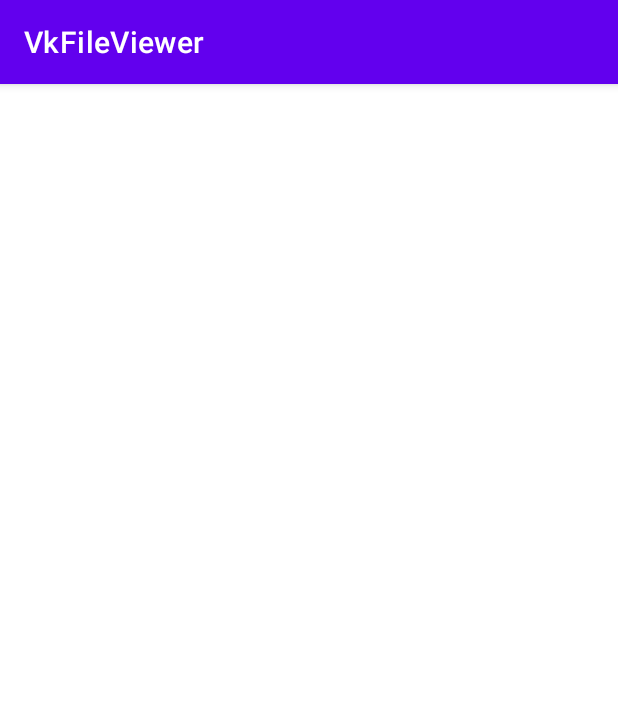
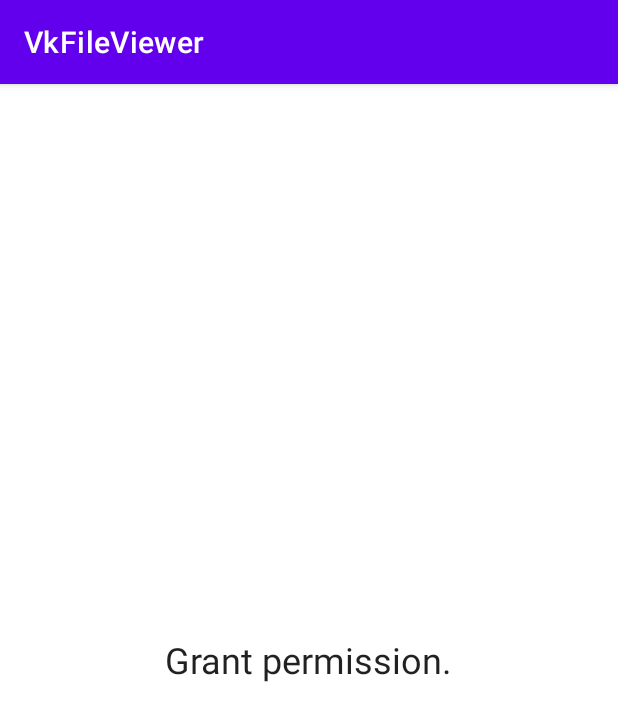
Before and after one commit to o97b/VkFileViewer, an Android app: the screen it shows after launch (MainActivity), on a phone screen of 412 x 824 dp. Shown: the top 721 px of the screen. Run offline under Robolectric (Android 15) with nearby library versions, the phone set to English and light mode, and no system bars; 1 statement that could not run was skipped.

Commit message:
Update start navigation logic in :app
Add start fragment that is showed when permissions not granted

```diff
--- a/app/src/main/java/com/example/vkfileviewer/MainActivity.kt
+++ b/app/src/main/java/com/example/vkfileviewer/MainActivity.kt
@@ -12,30 +12,46 @@ import androidx.appcompat.app.AppCompatActivity
 import androidx.core.content.ContextCompat
 import android.Manifest
 import androidx.core.app.ActivityCompat
-
-const val REQUEST_CODE_READ_EXTERNAL_STORAGE = 1
+import androidx.navigation.fragment.NavHostFragment
 
 class MainActivity : AppCompatActivity() {
 
     override fun onCreate(savedInstanceState: Bundle?) {
         super.onCreate(savedInstanceState)
         setContentView(R.layout.activity_main)
-
-        requestStoragePermissions()
     }
 
-    private fun requestStoragePermissions() {
+    override fun onResume() {
+        super.onResume()
+        checkPermissions()
+    }
+
+    private fun checkPermissions() {
         if (Build.VERSION.SDK_INT >= Build.VERSION_CODES.R) {
-            if (!Environment.isExternalStorageManager()) {
+            if (Environment.isExternalStorageManager()) {
+                navigateToFileList()
+            } else {
                 requestManageExternalStoragePermission()
             }
         } else {
-            if (ContextCompat.checkSelfPermission(this, Manifest.permission.READ_EXTERNAL_STORAGE)
-                != PackageManager.PERMISSION_GRANTED) {
+            if (ContextCompat.checkSelfPermission(
+                    this,
+                    Manifest.permission.READ_EXTERNAL_STORAGE
+                ) == PackageManager.PERMISSION_GRANTED) {
+                navigateToFileList()
+            } else {
                 requestReadExternalStoragePermission()
             }
         }
     }
+
+    private fun navigateToFileList() {
+        val navHostFragment = supportFragmentManager
+            .findFragmentById(R.id.fragment_container_view_tag) as NavHostFragment
+        val navController = navHostFragment.navController
+        navController.navigate(R.id.fileListFragment)
+    }
+
 
     @RequiresApi(Build.VERSION_CODES.R)
     private fun requestManageExternalStoragePermission() {
@@ -55,4 +71,8 @@ class MainActivity : AppCompatActivity() {
             REQUEST_CODE_READ_EXTERNAL_STORAGE
         )
     }
+
+    companion object {
+        const val REQUEST_CODE_READ_EXTERNAL_STORAGE = 1
+    }
 }
--- /dev/null
+++ b/app/src/main/java/com/example/vkfileviewer/ui/StartFragment.kt
@@ -0,0 +1,7 @@
+package com.example.vkfileviewer.ui
+
+import androidx.fragment.app.Fragment
+import com.example.vkfileviewer.R
+
+class StartFragment: Fragment(R.layout.start_fragment) {
+}
--- /dev/null
+++ b/app/src/main/res/layout/start_fragment.xml
@@ -0,0 +1,15 @@
+<?xml version="1.0" encoding="utf-8"?>
+<LinearLayout xmlns:android="http://schemas.android.com/apk/res/android"
+    android:layout_width="match_parent"
+    android:layout_height="match_parent"
+    android:gravity="center"
+    android:orientation="vertical"
+    android:padding="24dp">
+
+    <com.google.android.material.textview.MaterialTextView
+        android:layout_width="wrap_content"
+        android:layout_height="wrap_content"
+        android:text="@string/grant_permission"
+        android:textAppearance="@style/TextAppearance.MaterialComponents.Headline5" />
+
+</LinearLayout>
--- a/app/src/main/res/navigation/navigation_graph.xml
+++ b/app/src/main/res/navigation/navigation_graph.xml
@@ -3,11 +3,17 @@
     xmlns:app="http://schemas.android.com/apk/res-auto"
     xmlns:tools="http://schemas.android.com/tools"
     android:id="@+id/navigation_graph"
-    app:startDestination="@id/fileListFragment">
+    app:startDestination="@id/startFragment">
 
+    <fragment
+        android:id="@+id/startFragment"
+        android:name="com.example.vkfileviewer.ui.StartFragment"
+        android:label="StartFragment"
+        tools:layout="@layout/start_fragment"/>
     <fragment
         android:id="@+id/fileListFragment"
         android:name="com.example.filelist.ui.FileListFragment"
         android:label="FileListFragment"
         tools:layout="@layout/file_list_fragment"/>
+
 </navigation>
--- /dev/null
+++ b/app/src/main/res/values/strings.xml
@@ -0,0 +1,4 @@
+<?xml version="1.0" encoding="utf-8"?>
+<resources>
+    <string name="grant_permission">Grant permission.</string>
+</resources>
```
